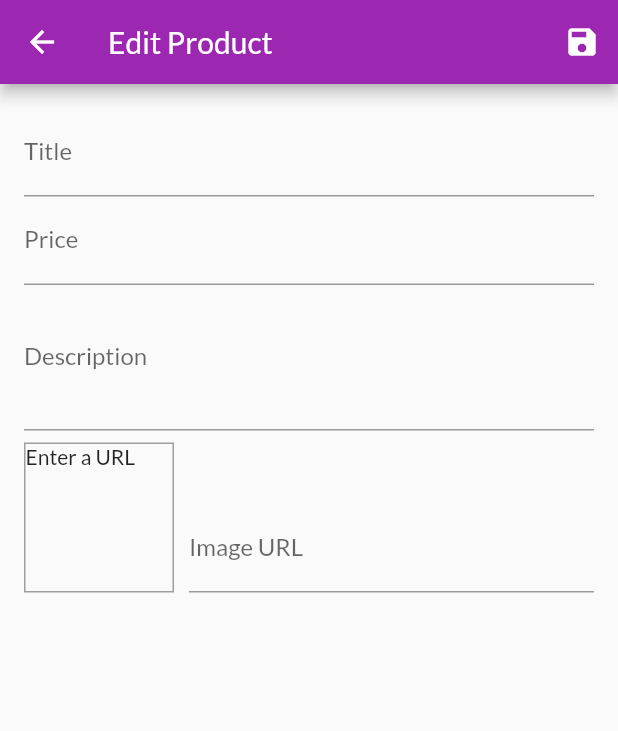
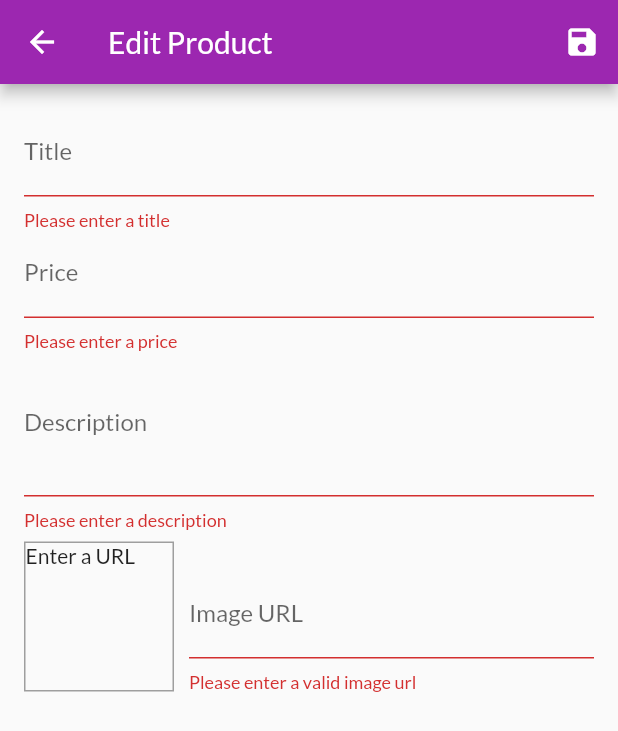
Before and after one commit to trance128/flutter-shop, a Flutter app: the EditProductScreen screen opened by its route, after a tap on the "save" icon, on a phone screen of 412 x 824 dp. Shown: the top 731 px of the screen. Run offline on Flutter 3.47's test engine with Material 2 defaults, Android fonts, the phone set to English and light mode, and no system bars; network calls fail.

Commit message:
Added input validation

```diff
--- a/lib/screens/edit_product_screen.dart
+++ b/lib/screens/edit_product_screen.dart
@@ -43,6 +43,8 @@ class _EditProductScreenState extends State<EditProductScreen> {
   }
 
   void _saveForm() {
+    final isValid = _form.currentState.validate();
+    if (isValid) return;
     _form.currentState.save();
     print(_editedProduct.title);
     print(_editedProduct.price);
@@ -76,6 +78,10 @@ class _EditProductScreenState extends State<EditProductScreen> {
                 onFieldSubmitted: (_) {
                   FocusScope.of(context).requestFocus(_priceFocusNode);
                 },
+                validator: (value) {
+                  if (value.isEmpty) return 'Please enter a title';
+                  return null;
+                },
                 onSaved: (value) {
                   _editedProduct = Product(
                     id: null,
@@ -93,6 +99,14 @@ class _EditProductScreenState extends State<EditProductScreen> {
                 textInputAction: TextInputAction.next,
                 keyboardType: TextInputType.number,
                 focusNode: _priceFocusNode,
+                validator: (value) {
+                  if (value.isEmpty) return 'Please enter a price';
+                  if (double.tryParse(value) == null)
+                    return 'Please enter a valid number';
+                  if (double.parse(value) <= 0)
+                    return 'Price must be more than 0';
+                  return null;
+                },
                 onFieldSubmitted: (_) =>
                     FocusScope.of(context).requestFocus(_descriptionNode),
                 onSaved: (value) {
@@ -116,7 +130,11 @@ class _EditProductScreenState extends State<EditProductScreen> {
                       title: _editedProduct.title,
                       price: _editedProduct.price,
                       imageUrl: _editedProduct.imageUrl);
-                  }),
+                },
+                validator: (value) {
+                  return value.isEmpty ? 'Please enter a description' : null;
+                },
+              ),
               Row(
                 crossAxisAlignment: CrossAxisAlignment.end,
                 children: <Widget>[
@@ -152,7 +170,15 @@ class _EditProductScreenState extends State<EditProductScreen> {
                             title: _editedProduct.title,
                             price: _editedProduct.price,
                             description: _editedProduct.description);
-                        }),
+                      },
+                      validator: (value) {
+                        if (value.isEmpty) return 'Please enter a valid image url';
+                        if (!value.startsWith('http') && !value.startsWith('https') && !value.startsWith('www')) {
+                          return 'Please enter a valid url';
+                        }
+                        return null;
+                      },
+                    ),
                   )
                 ],
               ),
```
Lines whose indentation alone changed are shown as unchanged.
